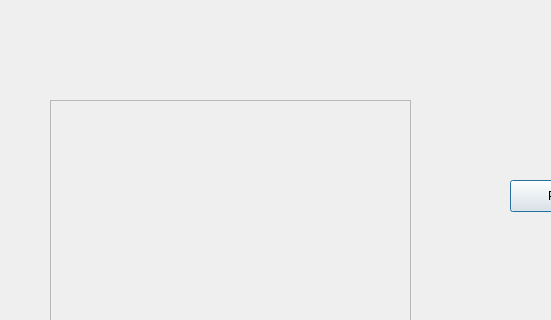
The window that adminview.ui (Boody624/News-System) describes before a commit, drawn with Qt 5; both pictures show x 0 to 551 and y 0 to 320 of the 772 by 603 pixel window.
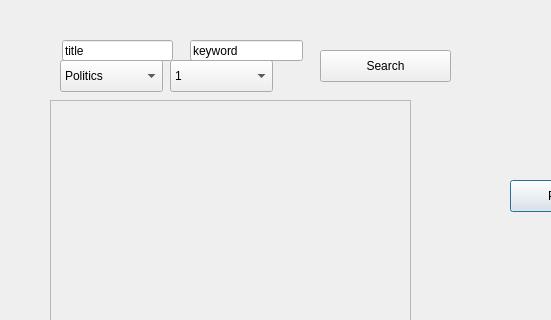
The same window after the commit.

The edit to the form file:
```diff
--- a/adminview.ui
+++ b/adminview.ui
@@ -60,6 +60,125 @@
     <string>Post</string>
    </property>
   </widget>
+  <widget class="QLineEdit" name="search_bar_line_edit">
+   <property name="geometry">
+    <rect>
+     <x>62</x>
+     <y>40</y>
+     <width>111</width>
+     <height>21</height>
+    </rect>
+   </property>
+   <property name="text">
+    <string>title</string>
+   </property>
+  </widget>
+  <widget class="QPushButton" name="title_search_button">
+   <property name="geometry">
+    <rect>
+     <x>320</x>
+     <y>50</y>
+     <width>131</width>
+     <height>32</height>
+    </rect>
+   </property>
+   <property name="text">
+    <string>Search</string>
+   </property>
+  </widget>
+  <widget class="QComboBox" name="category_combo_box">
+   <property name="geometry">
+    <rect>
+     <x>60</x>
+     <y>60</y>
+     <width>103</width>
+     <height>32</height>
+    </rect>
+   </property>
+   <item>
+    <property name="text">
+     <string>Politics</string>
+    </property>
+   </item>
+   <item>
+    <property name="text">
+     <string>Business</string>
+    </property>
+   </item>
+   <item>
+    <property name="text">
+     <string>Technology</string>
+    </property>
+   </item>
+   <item>
+    <property name="text">
+     <string>Healthcare</string>
+    </property>
+   </item>
+   <item>
+    <property name="text">
+     <string>Science</string>
+    </property>
+   </item>
+   <item>
+    <property name="text">
+     <string>Entertainment</string>
+    </property>
+   </item>
+   <item>
+    <property name="text">
+     <string>Sports</string>
+    </property>
+   </item>
+  </widget>
+  <widget class="QComboBox" name="rating_combo_box">
+   <property name="geometry">
+    <rect>
+     <x>170</x>
+     <y>60</y>
+     <width>103</width>
+     <height>32</height>
+    </rect>
+   </property>
+   <item>
+    <property name="text">
+     <string>1</string>
+    </property>
+   </item>
+   <item>
+    <property name="text">
+     <string>2</string>
+    </property>
+   </item>
+   <item>
+    <property name="text">
+     <string>3</string>
+    </property>
+   </item>
+   <item>
+    <property name="text">
+     <string>4</string>
+    </property>
+   </item>
+   <item>
+    <property name="text">
+     <string>5</string>
+    </property>
+   </item>
+  </widget>
+  <widget class="QLineEdit" name="keyword_lineEdit">
+   <property name="geometry">
+    <rect>
+     <x>190</x>
+     <y>40</y>
+     <width>113</width>
+     <height>21</height>
+    </rect>
+   </property>
+   <property name="text">
+    <string>keyword</string>
+   </property>
+  </widget>
  </widget>
  <resources/>
  <connections/>
```
